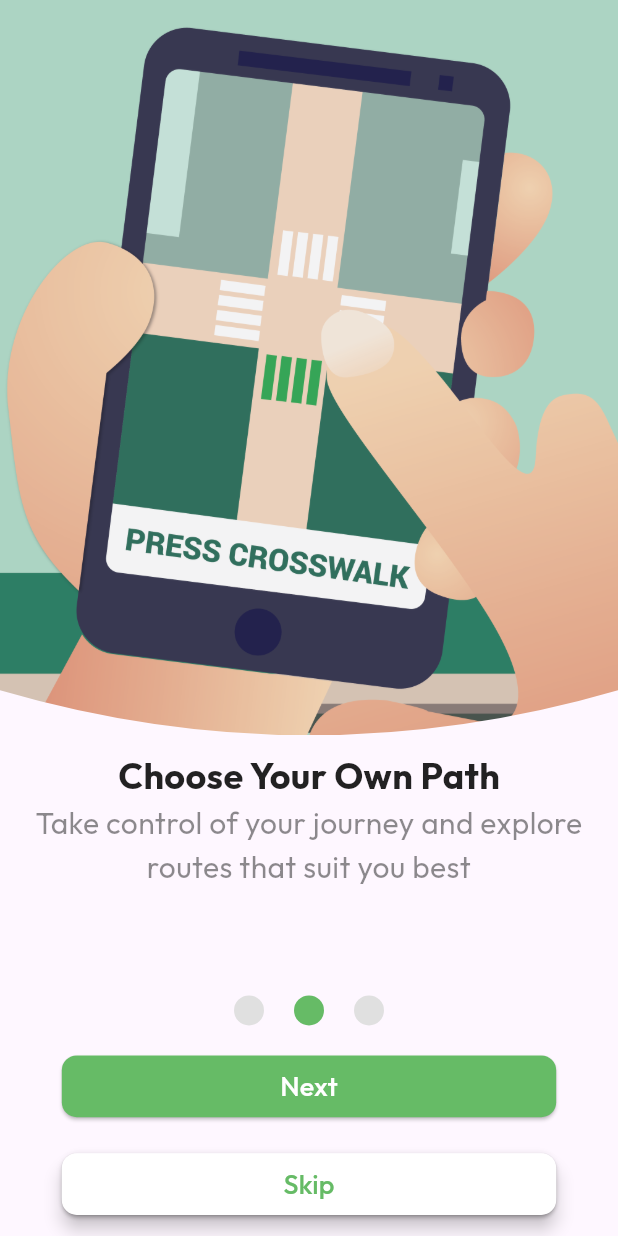
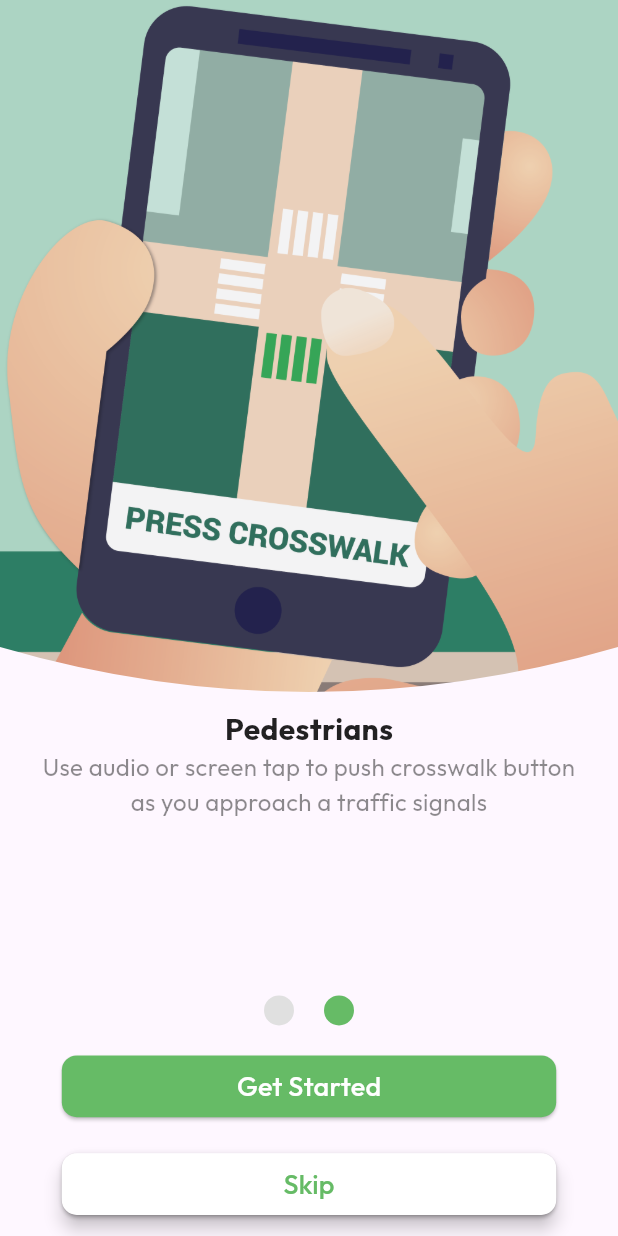
Before and after one commit to FlutterProjectTemplate/SmartCity, a Flutter app: the screen it shows after launch, after a tap on "Next", on a phone screen of 412 x 824 dp. Run offline on Flutter 3.47's test engine with Material 3 defaults, Android fonts, the phone set to English and light mode, and no system bars; our stand-ins replace bloc, cached_network_image, circular_countdown_timer, connectivity_plus, dio, equatable and 27 more; missing offline and left inert: dart:html, flutter_background_service, flutter_polyline_points, glowy_borders, mqtt_client, polyline_codec and 5 more; accounts and stored records are empty; statements that could not run were skipped.

Commit message:
UPdate onboarding screen

```diff
--- a/smart_city/lib/view/intro_screen.dart
+++ b/smart_city/lib/view/intro_screen.dart
@@ -19,6 +19,7 @@ class IntroScreen extends StatefulWidget {
 
 class _IntroScreenState extends State<IntroScreen> {
   final PageController _pageController = PageController(initialPage: 0);
+  int totalPage = 2;
   int currentPage = 0;
 
   @override
@@ -73,20 +74,20 @@ class _IntroScreenState extends State<IntroScreen> {
               controller: _pageController,
               children: [
                 IntroView(
-                  image: 'assets/images/onboading5.png',
-                  title: 'Save Time on the Road',
-                  subTitle: 'Get real-time updates to avoid delays and reach your destination faster',
+                  image: 'assets/images/onboading1.jpg',
+                  title: 'Bicyclists',
+                  subTitle: 'Share your GPS position to send “Detection Requests” to traffic signals to get a green light faster or to extend a green.',
                 ),
                 IntroView(
                   image: 'assets/images/onboading3.png',
-                  title: 'Choose Your Own Path',
-                  subTitle: 'Take control of your journey and explore routes that suit you best',
+                  title: 'Pedestrians',
+                  subTitle: 'Use audio or screen tap to push crosswalk button as you approach a traffic signals',
                 ),
-                IntroView(
-                  image: 'assets/images/onboading1.jpg',
-                  title: 'Track Your Journey',
-                  subTitle: 'Stay informed with real-time tracking and make every trip seamless and efficient.',
-                ),
+                // IntroView(
+                //   image: 'assets/images/onboading6.jpg',
+                //   title: '',
+                //   subTitle: '',
+                // ),
               ],
             ),
           ),
@@ -95,7 +96,7 @@ class _IntroScreenState extends State<IntroScreen> {
             child: Row(
               mainAxisAlignment: MainAxisAlignment.center,
               children: List.generate(
-                3,
+                totalPage,
                     (index) => AnimatedContainer(
                   duration: const Duration(milliseconds: 300),
                   margin: const EdgeInsets.symmetric(horizontal: 10),
@@ -131,12 +132,12 @@ class _IntroScreenState extends State<IntroScreen> {
                       ),
                     ),
                     child: Text(
-                      (currentPage < 2) ? 'Next' : 'Get Started',
+                      (currentPage < totalPage - 1) ? 'Next' : 'Get Started',
                       style: ConstFonts()
                           .copyWithTitle(color: ConstColors.onPrimaryColor),
                     ),
                     onPressed: () {
-                      (currentPage < 2)
+                      (currentPage < totalPage - 1)
                           ? _pageController.animateToPage(currentPage + 1,
                               duration: Duration(milliseconds: 300),
                               curve: Curves.easeInOutCubic)
--- a/smart_city/lib/view/intro_view.dart
+++ b/smart_city/lib/view/intro_view.dart
@@ -16,19 +16,8 @@ class IntroView extends StatelessWidget {
     return Column(
       mainAxisAlignment: MainAxisAlignment.center,
       children: [
-        // Expanded(
-        //   flex: 2,
-        //   child: SizedBox()
-          // Image.asset(
-          //   'assets/logo1.png',
-          //   height: height * 0.2,
-          //   width: width * 0.2,
-          //   color: Colors.black,
-          // ),
-        // ),
-        // SizedBox(height: height * 0.05,),
         Expanded(
-          flex: 15,
+          flex: 12,
           child: ClipPath(
             clipper: CustomContainerIntro1(),
             child: Container(
@@ -57,7 +46,7 @@ class IntroView extends StatelessWidget {
                     style: ConstFonts().copyWithHeading(
                       fontWeight: FontWeight.bold,
                         color: Colors.black87,
-                        fontSize: 24
+                        fontSize: 20
                     )
                 ),
                 Text(
@@ -66,15 +55,13 @@ class IntroView extends StatelessWidget {
                     style: ConstFonts().copyWithHeading(
                       fontWeight: FontWeight.w400,
                         color: Colors.black45,
-                        fontSize: 20
+                        fontSize: 16
                     )
                 ),
               ],
             ),
           ),
         ),
-
-
       ],
     );
   }
```
